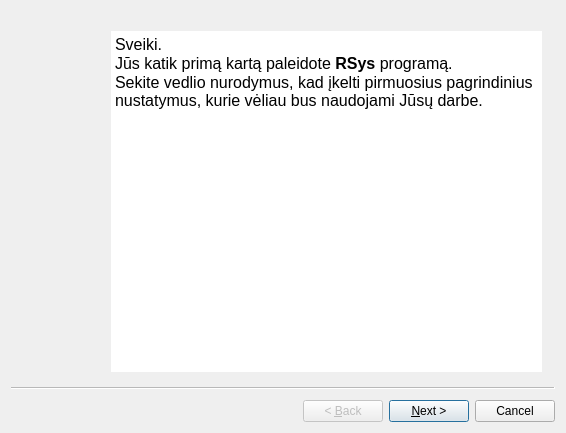
Before: the Qt Designer form 3/layout/wizard.ui in tuxmark5/HCI, drawn with Qt 5.
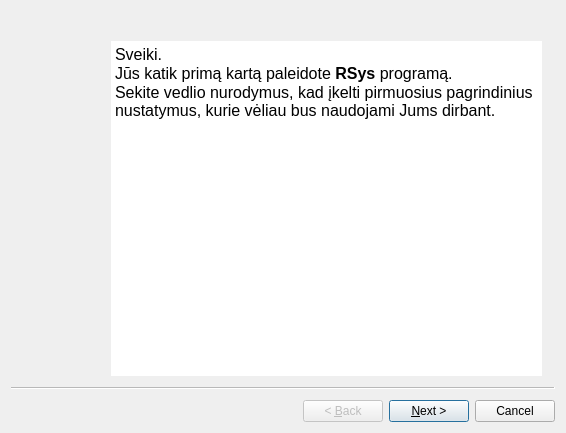
After: the same form once the commit is applied.

```diff
--- a/3/layout/wizard.ui
+++ b/3/layout/wizard.ui
@@ -18,7 +18,7 @@
     <property name="geometry">
      <rect>
       <x>100</x>
-      <y>20</y>
+      <y>30</y>
       <width>431</width>
       <height>341</height>
      </rect>
@@ -33,7 +33,7 @@
 &lt;/style&gt;&lt;/head&gt;&lt;body style=&quot; font-family:'MS Shell Dlg 2'; font-size:8.25pt; font-weight:400; font-style:normal;&quot;&gt;
 &lt;p style=&quot; margin-top:0px; margin-bottom:0px; margin-left:0px; margin-right:0px; -qt-block-indent:0; text-indent:0px;&quot;&gt;&lt;span style=&quot; font-size:12pt;&quot;&gt;Sveiki. &lt;/span&gt;&lt;/p&gt;
 &lt;p style=&quot; margin-top:0px; margin-bottom:0px; margin-left:0px; margin-right:0px; -qt-block-indent:0; text-indent:0px;&quot;&gt;&lt;span style=&quot; font-size:12pt;&quot;&gt;Jūs katik primą kartą paleidote &lt;/span&gt;&lt;span style=&quot; font-size:12pt; font-weight:600;&quot;&gt;RSys&lt;/span&gt;&lt;span style=&quot; font-size:12pt;&quot;&gt; programą.&lt;/span&gt;&lt;/p&gt;
-&lt;p style=&quot; margin-top:0px; margin-bottom:0px; margin-left:0px; margin-right:0px; -qt-block-indent:0; text-indent:0px;&quot;&gt;&lt;span style=&quot; font-size:12pt;&quot;&gt;Sekite vedlio nurodymus, kad įkelti pirmuosius pagrindinius nustatymus, kurie vėliau bus naudojami Jūsų darbe.&lt;/span&gt;&lt;/p&gt;&lt;/body&gt;&lt;/html&gt;</string>
+&lt;p style=&quot; margin-top:0px; margin-bottom:0px; margin-left:0px; margin-right:0px; -qt-block-indent:0; text-indent:0px;&quot;&gt;&lt;span style=&quot; font-size:12pt;&quot;&gt;Sekite vedlio nurodymus, kad įkelti pirmuosius pagrindinius nustatymus, kurie vėliau bus naudojami Jums dirbant.&lt;/span&gt;&lt;/p&gt;&lt;/body&gt;&lt;/html&gt;</string>
     </property>
    </widget>
   </widget>
```
